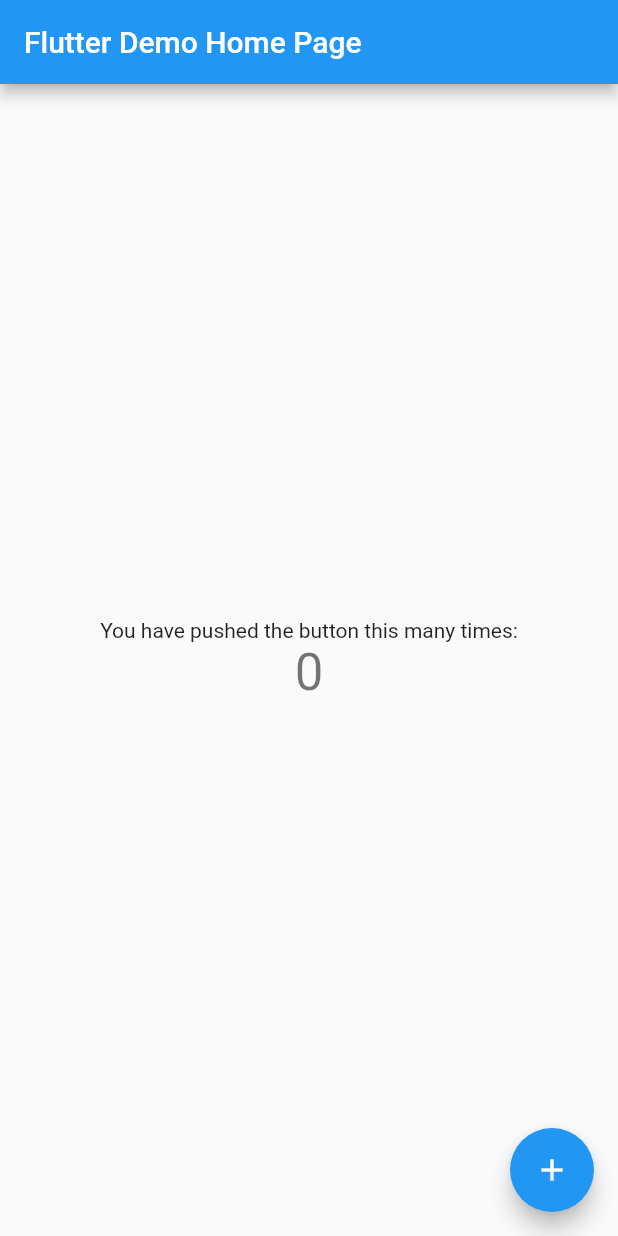
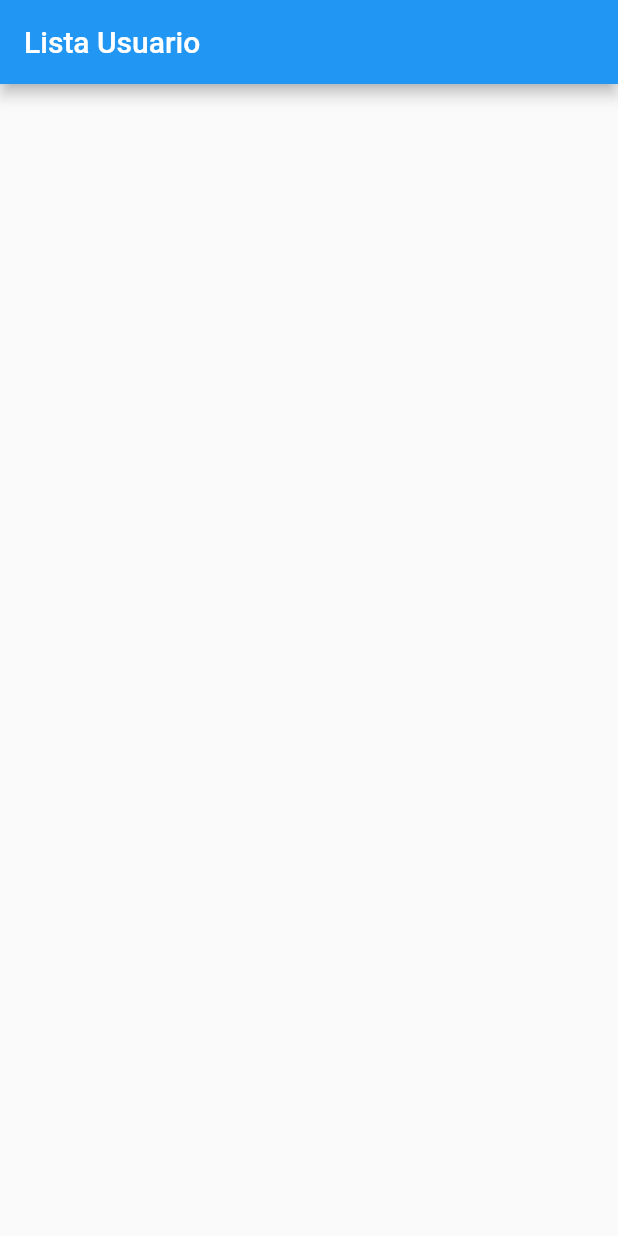
Before and after one commit to erick9125/Listado-de-usuarios-con-NodeJS--Flutter-MongoDB, a Flutter app: the screen it shows after launch, on a phone screen of 412 x 824 dp. Run offline on Flutter 3.47's test engine with Material 2 defaults, Android fonts, the phone set to English and light mode, and no system bars.

Commit message:
se agrega codigo para levantar flutter

```diff
--- a/usersapp/lib/main.dart
+++ b/usersapp/lib/main.dart
@@ -1,111 +1,22 @@
 import 'package:flutter/material.dart';
+import 'package:flutter/widgets.dart';
 
-void main() => runApp(MyApp());
+void main() {
+  runApp(
+    MaterialApp(
+      home: HomePage(),
+    ),
+  );
+}
 
-class MyApp extends StatelessWidget {
-  // This widget is the root of your application.
+class HomePage extends StatefulWidget {
   @override
+  _HomePageState createState() => _HomePageState();
+}
+
+class _HomePageState extends State<HomePage> {
   Widget build(BuildContext context) {
-    return MaterialApp(
-      title: 'Flutter Demo',
-      theme: ThemeData(
-        // This is the theme of your application.
-        //
-        // Try running your application with "flutter run". You'll see the
-        // application has a blue toolbar. Then, without quitting the app, try
-        // changing the primarySwatch below to Colors.green and then invoke
-        // "hot reload" (press "r" in the console where you ran "flutter run",
-        // or simply save your changes to "hot reload" in a Flutter IDE).
-        // Notice that the counter didn't reset back to zero; the application
-        // is not restarted.
-        primarySwatch: Colors.blue,
-      ),
-      home: MyHomePage(title: 'Flutter Demo Home Page'),
+    return Scaffold(appBar: AppBar(title: Text('Lista Usuario')),
     );
   }
 }
-
-class MyHomePage extends StatefulWidget {
-  MyHomePage({Key key, this.title}) : super(key: key);
-
-  // This widget is the home page of your application. It is stateful, meaning
-  // that it has a State object (defined below) that contains fields that affect
-  // how it looks.
-
-  // This class is the configuration for the state. It holds the values (in this
-  // case the title) provided by the parent (in this case the App widget) and
-  // used by the build method of the State. Fields in a Widget subclass are
-  // always marked "final".
-
-  final String title;
-
-  @override
-  _MyHomePageState createState() => _MyHomePageState();
-}
-
-class _MyHomePageState extends State<MyHomePage> {
-  int _counter = 0;
-
-  void _incrementCounter() {
-    setState(() {
-      // This call to setState tells the Flutter framework that something has
-      // changed in this State, which causes it to rerun the build method below
-      // so that the display can reflect the updated values. If we changed
-      // _counter without calling setState(), then the build method would not be
-      // called again, and so nothing would appear to happen.
-      _counter++;
-    });
-  }
-
-  @override
-  Widget build(BuildContext context) {
-    // This method is rerun every time setState is called, for instance as done
-    // by the _incrementCounter method above.
-    //
-    // The Flutter framework has been optimized to make rerunning build methods
-    // fast, so that you can just rebuild anything that needs updating rather
-    // than having to individually change instances of widgets.
-    return Scaffold(
-      appBar: AppBar(
-        // Here we take the value from the MyHomePage object that was created by
-        // the App.build method, and use it to set our appbar title.
-        title: Text(widget.title),
-      ),
-      body: Center(
-        // Center is a layout widget. It takes a single child and positions it
-        // in the middle of the parent.
-        child: Column(
-          // Column is also layout widget. It takes a list of children and
-          // arranges them vertically. By default, it sizes itself to fit its
-          // children horizontally, and tries to be as tall as its parent.
-          //
-          // Invoke "debug painting" (press "p" in the console, choose the
-          // "Toggle Debug Paint" action from the Flutter Inspector in Android
-          // Studio, or the "Toggle Debug Paint" command in Visual Studio Code)
-          // to see the wireframe for each widget.
-          //
-          // Column has various properties to control how it sizes itself and
-          // how it positions its children. Here we use mainAxisAlignment to
-          // center the children vertically; the main axis here is the vertical
-          // axis because Columns are vertical (the cross axis would be
-          // horizontal).
-          mainAxisAlignment: MainAxisAlignment.center,
-          children: <Widget>[
-            Text(
-              'You have pushed the button this many times:',
-            ),
-            Text(
-              '$_counter',
-              style: Theme.of(context).textTheme.display1,
-            ),
-          ],
-        ),
-      ),
-      floatingActionButton: FloatingActionButton(
-        onPressed: _incrementCounter,
-        tooltip: 'Increment',
-        child: Icon(Icons.add),
-      ), // This trailing comma makes auto-formatting nicer for build methods.
-    );
-  }
-}
```
Also changed, not shown: 1 other file.
